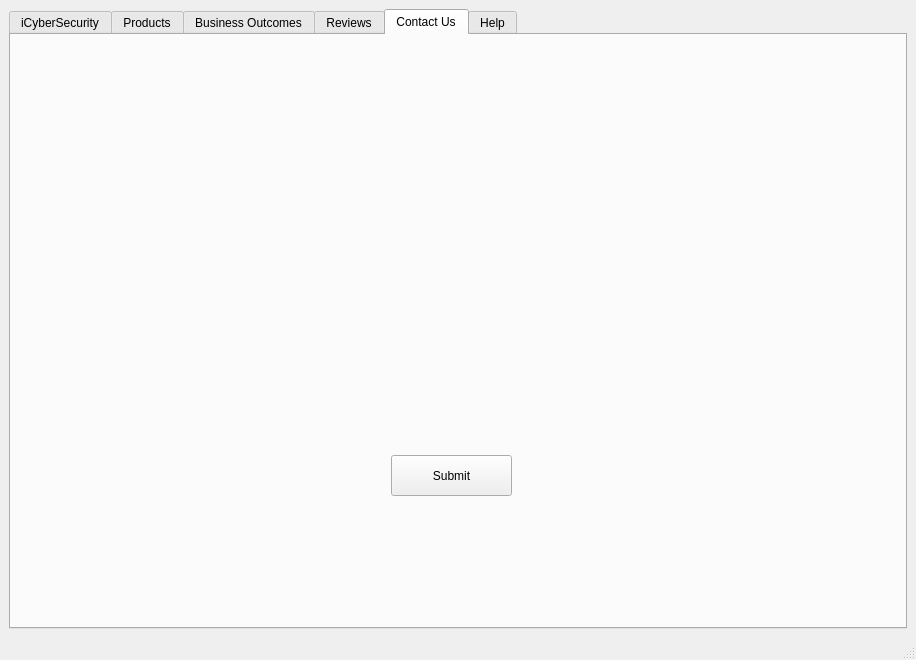
Before: the Qt Designer form iCyberSecurity-master/iCyberSecurity-master/iCyberSecurity/mainwindow.ui in shatfield4/iCyberSecurity, drawn with Qt 5.
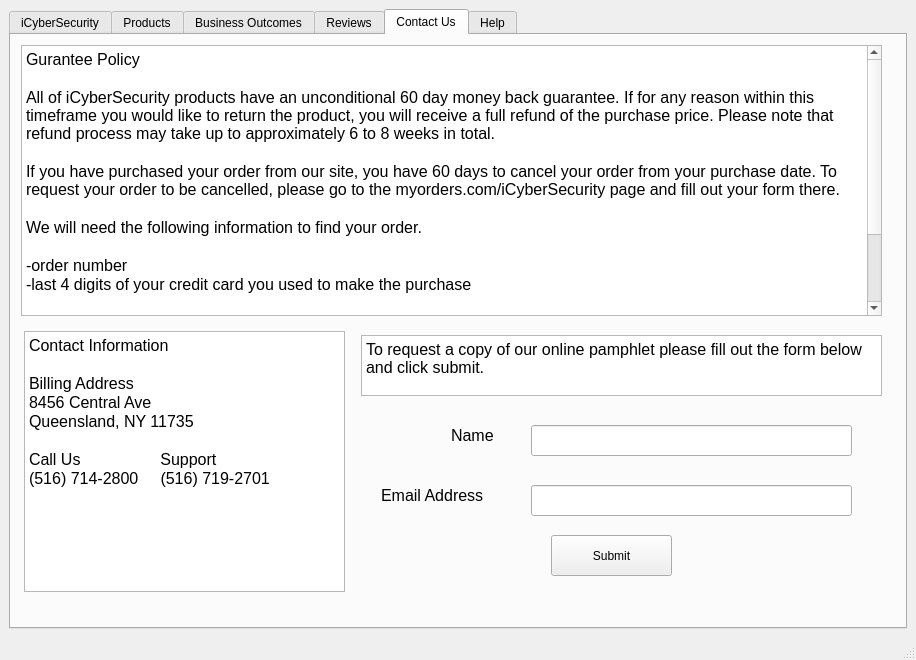
After: the same form once the commit is applied. The open tabs and pages were chosen to show the change.

Commit message: upgrade help page

What changed in the file:
```diff
--- a/iCyberSecurity-master/iCyberSecurity-master/iCyberSecurity/mainwindow.ui
+++ b/iCyberSecurity-master/iCyberSecurity-master/iCyberSecurity/mainwindow.ui
@@ -265,8 +265,8 @@
        <widget class="QPushButton" name="buttonContact">
         <property name="geometry">
          <rect>
-          <x>380</x>
-          <y>420</y>
+          <x>540</x>
+          <y>500</y>
           <width>121</width>
           <height>41</height>
          </rect>
@@ -275,6 +275,157 @@
          <string>Submit</string>
         </property>
        </widget>
+       <widget class="QPlainTextEdit" name="guranteePolicyText">
+        <property name="geometry">
+         <rect>
+          <x>10</x>
+          <y>10</y>
+          <width>861</width>
+          <height>271</height>
+         </rect>
+        </property>
+        <property name="font">
+         <font>
+          <family>Arial</family>
+          <pointsize>12</pointsize>
+         </font>
+        </property>
+        <property name="plainText">
+         <string>Gurantee Policy
+
+All of iCyberSecurity products have an unconditional 60 day money back guarantee. If for any reason within this timeframe you would like to return the product, you will receive a full refund of the purchase price. Please note that refund process may take up to approximately 6 to 8 weeks in total.
+
+If you have purchased your order from our site, you have 60 days to cancel your order from your purchase date. To request your order to be cancelled, please go to the myorders.com/iCyberSecurity page and fill out your form there. 
+
+We will need the following information to find your order.
+
+-order number
+-last 4 digits of your credit card you used to make the purchase
+
+Once you have found your order, click on the return product tab and fill in the form. After you have submitted your request, it will take approximately up to 2-3 weeks to have it accepted. Once accepted, please allow us another 3-4 weeks to refund your amount to the same card you have used to make the original order. If your card is not avaliable, we will contact you for a complete postal mail address to send you a check instead of your card.</string>
+        </property>
+       </widget>
+       <widget class="QPlainTextEdit" name="contactInfoText">
+        <property name="geometry">
+         <rect>
+          <x>13</x>
+          <y>296</y>
+          <width>321</width>
+          <height>261</height>
+         </rect>
+        </property>
+        <property name="font">
+         <font>
+          <family>Arial</family>
+          <pointsize>12</pointsize>
+         </font>
+        </property>
+        <property name="plainText">
+         <string>Contact Information
+
+Billing Address
+8456 Central Ave
+Queensland, NY 11735
+
+Call Us                  Support
+(516) 714-2800     (516) 719-2701</string>
+        </property>
+       </widget>
+       <widget class="QPlainTextEdit" name="pampletSubmitText">
+        <property name="geometry">
+         <rect>
+          <x>350</x>
+          <y>300</y>
+          <width>521</width>
+          <height>61</height>
+         </rect>
+        </property>
+        <property name="font">
+         <font>
+          <family>Arial</family>
+          <pointsize>12</pointsize>
+         </font>
+        </property>
+        <property name="plainText">
+         <string>To request a copy of our online pamphlet please fill out the form below and click submit.</string>
+        </property>
+       </widget>
+       <widget class="QLineEdit" name="pampletNameInput">
+        <property name="geometry">
+         <rect>
+          <x>520</x>
+          <y>390</y>
+          <width>321</width>
+          <height>31</height>
+         </rect>
+        </property>
+        <property name="font">
+         <font>
+          <family>Arial</family>
+          <pointsize>12</pointsize>
+         </font>
+        </property>
+        <property name="text">
+         <string/>
+        </property>
+       </widget>
+       <widget class="QLineEdit" name="pampletAddressInput">
+        <property name="geometry">
+         <rect>
+          <x>520</x>
+          <y>450</y>
+          <width>321</width>
+          <height>31</height>
+         </rect>
+        </property>
+        <property name="font">
+         <font>
+          <family>Arial</family>
+          <pointsize>12</pointsize>
+         </font>
+        </property>
+        <property name="text">
+         <string/>
+        </property>
+       </widget>
+       <widget class="QLabel" name="pampletNameLabel">
+        <property name="geometry">
+         <rect>
+          <x>440</x>
+          <y>390</y>
+          <width>61</width>
+          <height>21</height>
+         </rect>
+        </property>
+        <property name="font">
+         <font>
+          <family>Arial</family>
+          <pointsize>12</pointsize>
+         </font>
+        </property>
+        <property name="text">
+         <string>Name</string>
+        </property>
+       </widget>
+       <widget class="QLabel" name="pampletAddressLabel">
+        <property name="geometry">
+         <rect>
+          <x>370</x>
+          <y>450</y>
+          <width>131</width>
+          <height>21</height>
+         </rect>
+        </property>
+        <property name="font">
+         <font>
+          <family>Arial</family>
+          <pointsize>12</pointsize>
+         </font>
+        </property>
+        <property name="text">
+         <string>Email Address</string>
+        </property>
+       </widget>
       </widget>
       <widget class="QWidget" name="tabHelp">
        <attribute name="title">
```
Left out of the diff: 58 changed lines with no effect on the pictures. The commit also changes 4 other files.
